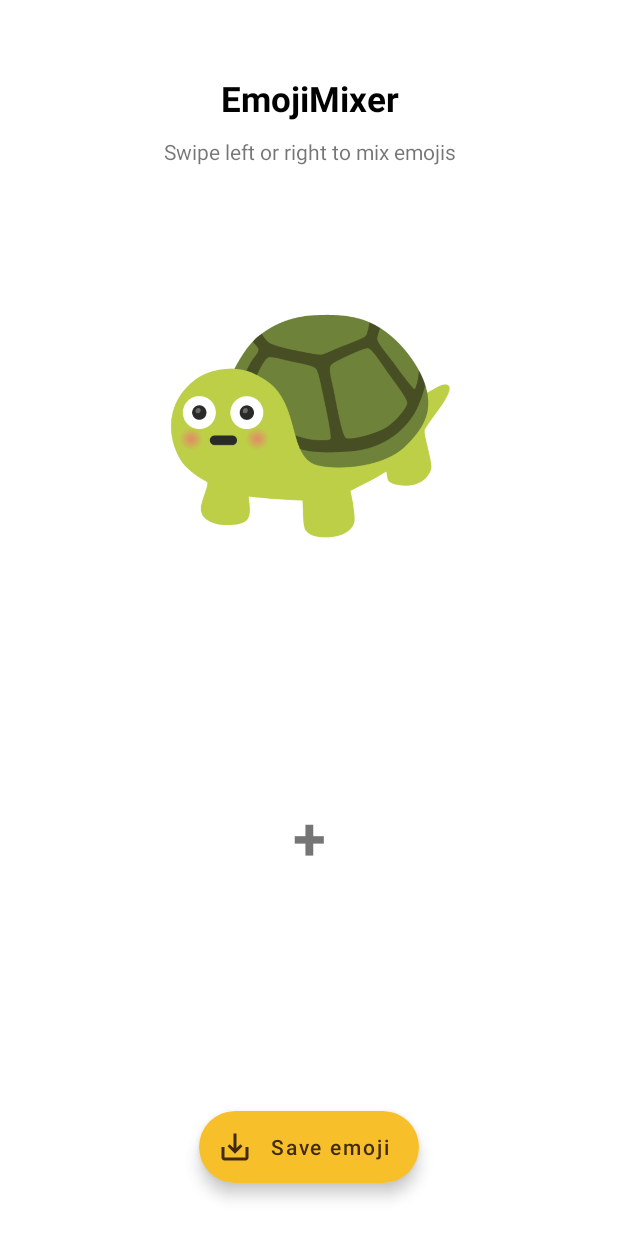
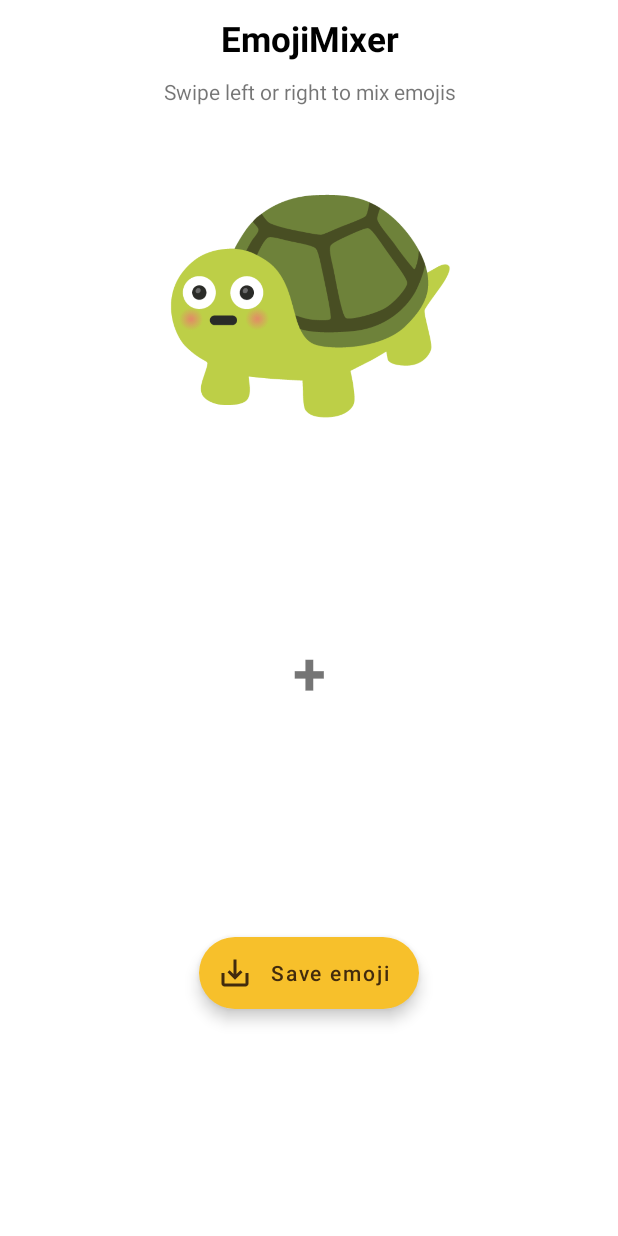
Before and after one commit to ilyassesalama/EmojiMixer, an Android app: the screen it shows after launch (MainActivity), on a phone screen of 412 x 824 dp. Run offline under Robolectric (Android 15) with nearby library versions, the phone set to English and light mode, and no system bars; pictures from the network do not load.

Commit message:
improve layout, lazy to write more

```diff
--- a/app/src/main/res/layout/activity_main.xml
+++ b/app/src/main/res/layout/activity_main.xml
@@ -3,17 +3,18 @@
     xmlns:app="http://schemas.android.com/apk/res-auto"
     android:layout_width="match_parent"
     android:layout_height="match_parent"
-    android:layout_marginTop="20dp"
     android:gravity="center_horizontal"
     android:orientation="vertical">
 
+    <ScrollView
+        android:layout_width="match_parent"
+        android:layout_height="match_parent">
+
         <LinearLayout
             android:layout_width="match_parent"
-        android:layout_height="match_parent"
-        android:layout_marginTop="20dp"
+            android:layout_height="wrap_content"
             android:gravity="center_horizontal"
             android:orientation="vertical">
-
 
             <TextView
                 android:id="@+id/activityTitle"
@@ -31,15 +32,13 @@
                 android:layout_width="match_parent"
                 android:layout_height="wrap_content"
                 android:layout_marginTop="10dp"
-            android:layout_marginBottom="60dp"
+                android:layout_marginBottom="20dp"
                 android:gravity="center"
-            android:text="Swipe left or right to mix emojis"
+                android:text="@string/swipe_left_or_right_to_mix_emojis"
                 android:textSize="14sp" />
-
                 <LinearLayout
                     android:layout_width="match_parent"
-            android:layout_height="match_parent"
-            android:layout_weight="1"
+                    android:layout_height="wrap_content"
                     android:gravity="center_horizontal"
                     android:orientation="vertical">
 
@@ -69,7 +68,7 @@
                     <LinearLayout
                         android:layout_width="match_parent"
                         android:layout_height="wrap_content"
-                android:layout_marginTop="60dp"
+                        android:layout_marginTop="30dp"
                         android:orientation="vertical">
 
                         <LinearLayout
@@ -92,7 +91,8 @@
                             android:text="+"
                             android:layout_marginBottom="10dp"
                             android:textSize="40sp"
-                    android:textStyle="bold" />
+                            android:textStyle="bold"/>
+
 
                         <LinearLayout
                             android:layout_width="match_parent"
@@ -107,9 +107,10 @@
                                 android:layout_height="match_parent" />
                         </LinearLayout>
                     </LinearLayout>
+
+                    <include layout="@layout/stickers_add_bottom_fragment" />
                 </LinearLayout>
         </LinearLayout>
 
-    <include layout="@layout/stickers_add_bottom_fragment" />
-
+    </ScrollView>
 </androidx.coordinatorlayout.widget.CoordinatorLayout>
--- a/app/src/main/res/layout/stickers_add_bottom_fragment.xml
+++ b/app/src/main/res/layout/stickers_add_bottom_fragment.xml
@@ -4,7 +4,7 @@
     android:layout_width="match_parent"
     android:layout_height="match_parent">
 
-    <LinearLayout
+    <ScrollView
         android:id="@+id/bottom_sheet"
         android:layout_width="match_parent"
         android:layout_height="wrap_content"
@@ -22,7 +22,7 @@
             android:layout_gravity="center_horizontal"
             android:layout_marginTop="30dp"
             android:layout_marginBottom="25dp"
-            android:text="Save emoji"
+            android:text="@string/save_emoji"
             android:textAllCaps="false"
             android:textColor="#422B0D"
             android:textSize="14sp"
@@ -30,5 +30,5 @@
             app:icon="@drawable/ic_outline_save_alt_24"
             app:iconTint="#422B0D" />
 
-    </LinearLayout>
+    </ScrollView>
 </androidx.coordinatorlayout.widget.CoordinatorLayout>
--- a/app/src/main/res/values/strings.xml
+++ b/app/src/main/res/values/strings.xml
@@ -1,5 +1,7 @@
 <resources>
-    <string name="app_name">EmojiMixer</string>
+    <string name="app_name" translatable="false">EmojiMixer</string>
     <string name="activity_hint_1">Swipe left or right to mix emojis</string>
-    <string name="downloading">Downloading your cool mixed emoji...</string>
+    <string name="downloading">Downloading your cool mixed emoji&#8230;</string>
+    <string name="swipe_left_or_right_to_mix_emojis">Swipe left or right to mix emojis</string>
+    <string name="save_emoji">Save emoji</string>
 </resources>
```
Lines whose indentation alone changed are shown as unchanged.
